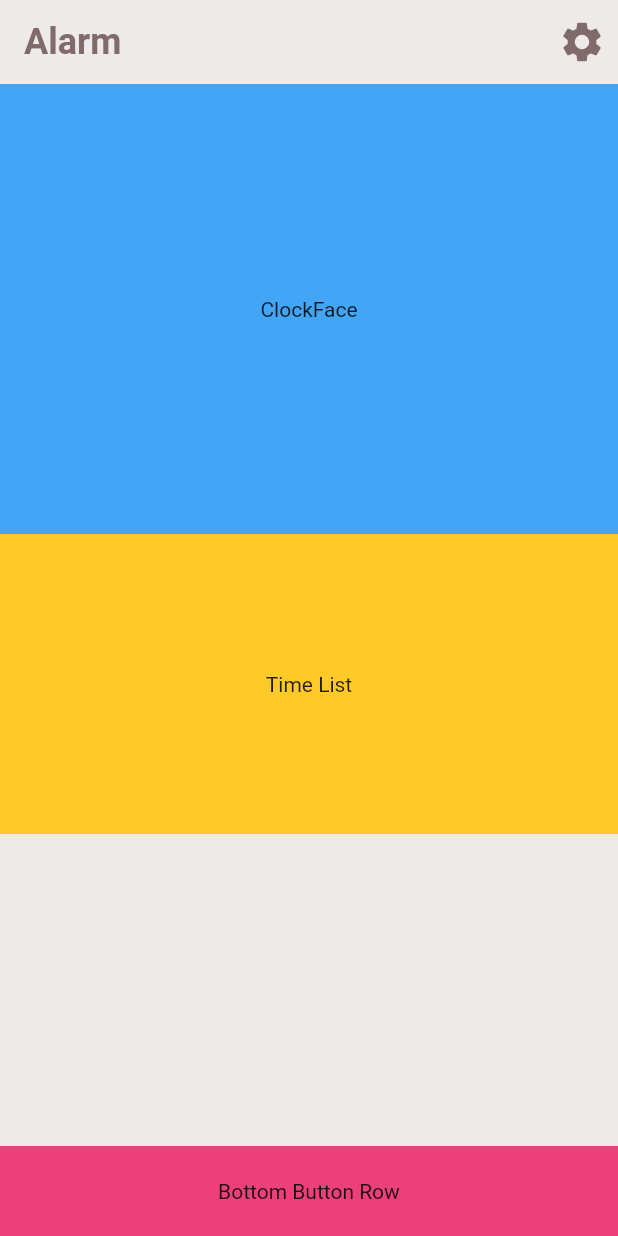
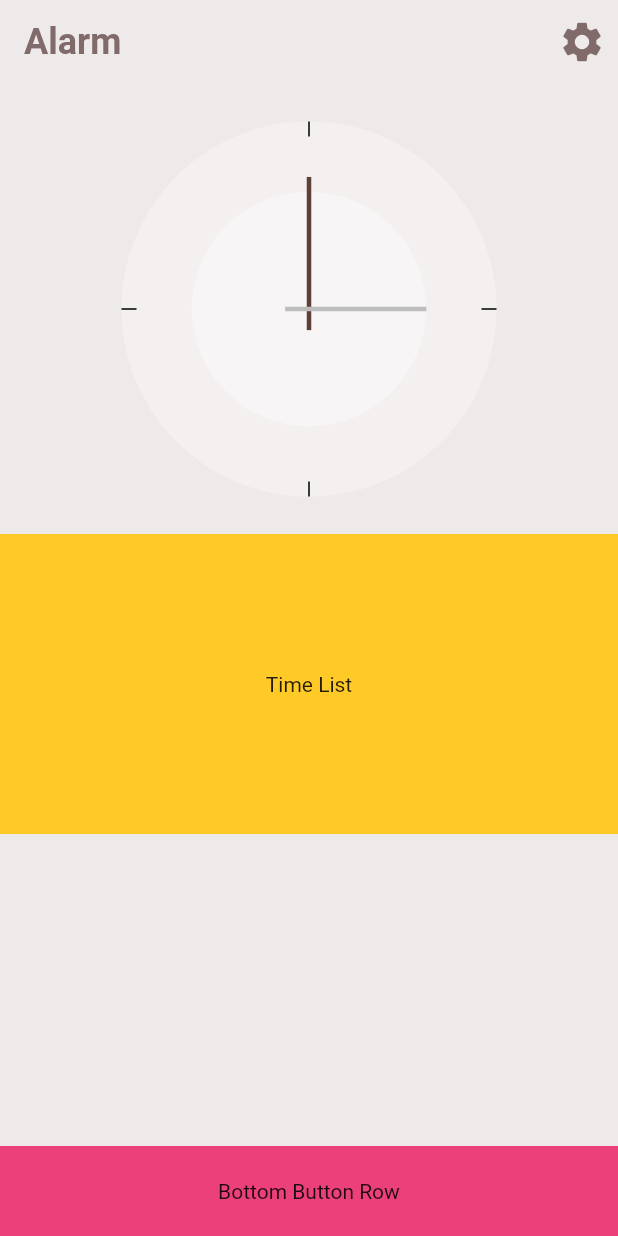
Before and after one commit to DiUS/mobile_sig-neu_clock, a Flutter app: the screen it shows after launch, on a phone screen of 412 x 824 dp. Run offline on Flutter 3.47's test engine with Material 2 defaults, Android fonts, the phone set to English and light mode, and no system bars; Roboto replaces fonts that are missing (SF Pro Text).

Commit message:
Added placeholder clockface

```diff
--- a/lib/presentation/screens/clock_screen.dart
+++ b/lib/presentation/screens/clock_screen.dart
@@ -1,4 +1,5 @@
 import 'package:flutter/material.dart';
+import 'package:neu_clock/presentation/widgets/clock.dart';
 
 class ClockScreen extends StatelessWidget {
   @override
@@ -29,10 +30,8 @@ class ClockScreen extends StatelessWidget {
             children: [
               Container(
                 height: 300,
-                color: Colors.blue[400],
-                child: Center(
-                  child: Text('ClockFace'),
-                ),
+
+                child: Clock(clockFaceSize: 250),
               ),
               Container(
                 height: 200,
--- /dev/null
+++ b/lib/presentation/widgets/clock.dart
@@ -0,0 +1,98 @@
+import 'package:flutter/material.dart';
+
+class Clock extends StatelessWidget {
+  final double clockFaceSize;
+
+  const Clock({Key key, this.clockFaceSize = 200}) : super(key: key);
+
+  @override
+  Widget build(BuildContext context) {
+    return Center(
+      child: _FlatCircleClockFace(size: clockFaceSize),
+    );
+  }
+}
+
+class _FlatCircleClockFace extends StatelessWidget {
+  final double size;
+
+  const _FlatCircleClockFace({Key key, this.size = 200}) : super(key: key);
+
+  @override
+  Widget build(BuildContext context) {
+    final innercircleDiameter = 0.625 * size;
+    final innerCircleRadius = 0.5 * innercircleDiameter;
+    return Container(
+      height: size,
+      width: size,
+      child: Stack(
+
+        children: [
+          //outer circle
+          _ClockCircle(height: size,),
+          //inner circle
+          _ClockCircle(height: innercircleDiameter, ),
+          // minute hand
+          Align(
+            alignment: Alignment(0.0, -0.5),
+            child: Container(
+              height: innerCircleRadius + 24,
+              width: 3,
+              color: Colors.brown[700],
+            ),
+          ),
+          // hour hand
+          Align(
+            alignment: Alignment(0.4, 0.0),
+            child: Container(
+              height: 3,
+              width: innerCircleRadius + 16 ,
+              color: Colors.grey[400],
+            ),
+          ),
+          // ticks
+          // 12
+          Align(
+            alignment: Alignment.topCenter,
+            child: Container(height: 10, width: 1, color: Colors.black),
+          ),
+          // 3
+          Align(
+            alignment: Alignment.centerRight,
+            child: Container(height: 1, width: 10, color: Colors.black),
+          ),
+          // 6
+          Align(
+            alignment: Alignment.bottomCenter,
+            child: Container(height: 10, width: 1, color: Colors.black),
+          ),
+          Align(
+            alignment: Alignment.centerLeft,
+            child: Container(height: 1, width: 10, color: Colors.black),
+          )
+        ],
+      ),
+    );
+  }
+}
+
+class _ClockCircle extends StatelessWidget {
+  final double height;
+  final double width;
+  final Color color;
+
+  const _ClockCircle(
+      {Key key, this.height, this.width, this.color = Colors.white30})
+      : super(key: key);
+
+  @override
+  Widget build(BuildContext context) {
+    return Align(
+      alignment: Alignment.center,
+      child: Container(
+          height: height,
+          width: width ?? height,
+          decoration: BoxDecoration(shape: BoxShape.circle, color: color)),
+    );
+  }
+}
```
